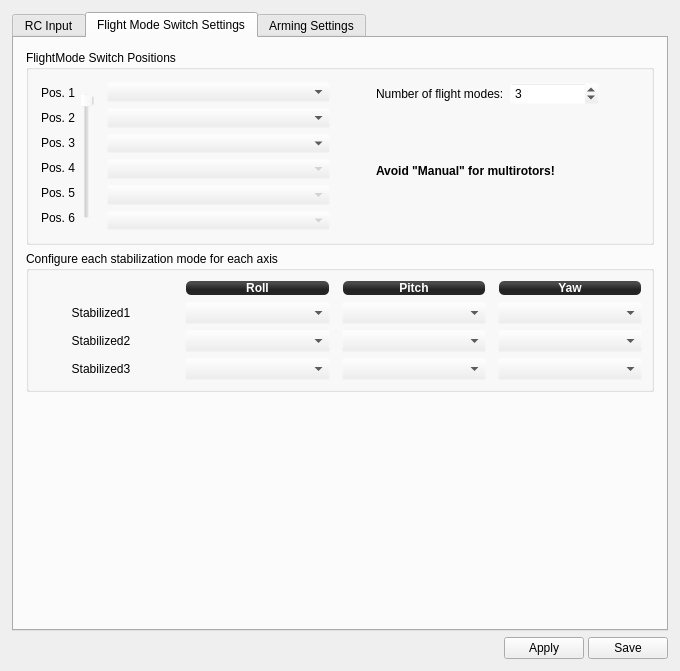
Before: the Qt Designer form ground/openpilotgcs/src/plugins/config/input.ui in openpilot/OpenPilot, drawn with Qt 5.
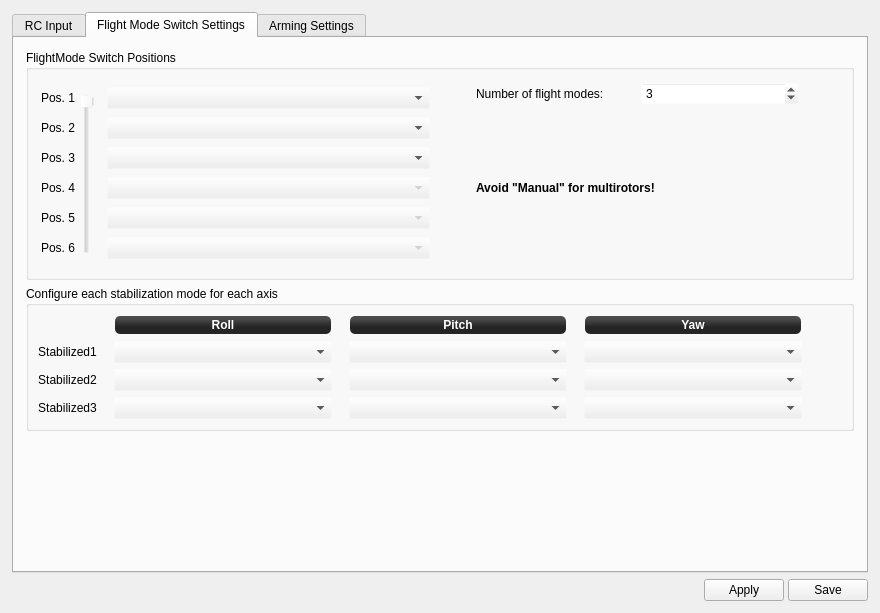
After: the same form once the commit is applied. The open tabs and pages were chosen to show the change. Icons and pictures are not drawn.

Commit message: omg I think I fixed the mac spacing, just checking on windows build now

The edit to the form file:
```diff
--- a/ground/openpilotgcs/src/plugins/config/input.ui
+++ b/ground/openpilotgcs/src/plugins/config/input.ui
@@ -6,8 +6,8 @@
    <rect>
     <x>0</x>
     <y>0</y>
-    <width>680</width>
-    <height>671</height>
+    <width>880</width>
+    <height>613</height>
    </rect>
   </property>
   <property name="windowTitle">
@@ -508,26 +508,297 @@
            <rect>
             <x>0</x>
             <y>0</y>
-            <width>650</width>
-            <height>571</height>
+            <width>852</width>
+            <height>521</height>
            </rect>
           </property>
-          <layout class="QGridLayout" name="gridLayout_7">
+          <layout class="QGridLayout" name="gridLayout_7" rowstretch="1,0,0">
            <property name="margin">
             <number>12</number>
            </property>
+           <item row="1" column="0">
+            <widget class="QGroupBox" name="groupBox">
+             <property name="styleSheet">
+              <string notr="true"/>
+             </property>
+             <property name="title">
+              <string>Configure each stabilization mode for each axis</string>
+             </property>
+             <layout class="QGridLayout" name="gridLayout_2" columnstretch="0,0,1,0,1,0,1,0">
+              <property name="horizontalSpacing">
+               <number>12</number>
+              </property>
+              <property name="leftMargin">
+               <number>9</number>
+              </property>
+              <item row="2" column="1">
+               <spacer name="horizontalSpacer_11">
+                <property name="orientation">
+                 <enum>Qt::Horizontal</enum>
+                </property>
+                <property name="sizeType">
+                 <enum>QSizePolicy::Minimum</enum>
+                </property>
+                <property name="sizeHint" stdset="0">
+                 <size>
+                  <width>5</width>
+                  <height>20</height>
+                 </size>
+                </property>
+               </spacer>
+              </item>
+              <item row="3" column="2">
+               <widget class="QComboBox" name="fmsSsPos3Roll">
+                <property name="focusPolicy">
+                 <enum>Qt::StrongFocus</enum>
+                </property>
+               </widget>
+              </item>
+              <item row="0" column="6">
+               <widget class="QLabel" name="label_10">
+                <property name="minimumSize">
+                 <size>
+                  <width>0</width>
+                  <height>20</height>
+                 </size>
+                </property>
+                <property name="maximumSize">
+                 <size>
+                  <width>16777215</width>
+                  <height>20</height>
+                 </size>
+                </property>
+                <property name="styleSheet">
+                 <string notr="true">background-color: qlineargradient(spread:reflect, x1:0.507, y1:0, x2:0.507, y2:0.772, stop:0.208955 rgba(74, 74, 74, 255), stop:0.78607 rgba(36, 36, 36, 255));
+color: rgb(255, 255, 255);
+border-radius: 5;
+font: bold 12px;
+margin:1px;</string>
+                </property>
+                <property name="text">
+                 <string>Yaw</string>
+                </property>
+                <property name="alignment">
+                 <set>Qt::AlignCenter</set>
+                </property>
+               </widget>
+              </item>
+              <item row="2" column="3">
+               <spacer name="horizontalSpacer_12">
+                <property name="orientation">
+                 <enum>Qt::Horizontal</enum>
+                </property>
+                <property name="sizeHint" stdset="0">
+                 <size>
+                  <width>5</width>
+                  <height>20</height>
+                 </size>
+                </property>
+               </spacer>
+              </item>
+              <item row="1" column="0">
+               <widget class="QLabel" name="label_14">
+                <property name="text">
+                 <string>Stabilized1</string>
+                </property>
+                <property name="alignment">
+                 <set>Qt::AlignCenter</set>
+                </property>
+               </widget>
+              </item>
+              <item row="2" column="5">
+               <spacer name="horizontalSpacer_13">
+                <property name="orientation">
+                 <enum>Qt::Horizontal</enum>
+                </property>
+                <property name="sizeHint" stdset="0">
+                 <size>
+                  <width>5</width>
+                  <height>20</height>
+                 </size>
+                </property>
+               </spacer>
+              </item>
+              <item row="3" column="6">
+               <widget class="QComboBox" name="fmsSsPos3Yaw">
+                <property name="focusPolicy">
+                 <enum>Qt::StrongFocus</enum>
+                </property>
+               </widget>
+              </item>
+              <item row="2" column="0">
+               <widget class="QLabel" name="label_21">
+                <property name="text">
+                 <string>Stabilized2</string>
+                </property>
+                <property name="alignment">
+                 <set>Qt::AlignCenter</set>
+                </property>
+               </widget>
+              </item>
+              <item row="3" column="4">
+               <widget class="QComboBox" name="fmsSsPos3Pitch">
+                <property name="focusPolicy">
+                 <enum>Qt::StrongFocus</enum>
+                </property>
+               </widget>
+              </item>
+              <item row="2" column="6">
+               <widget class="QComboBox" name="fmsSsPos2Yaw">
+                <property name="focusPolicy">
+                 <enum>Qt::StrongFocus</enum>
+                </property>
+               </widget>
+              </item>
+              <item row="0" column="4">
+               <widget class="QLabel" name="label_9">
+                <property name="minimumSize">
+                 <size>
+                  <width>0</width>
+                  <height>20</height>
+                 </size>
+                </property>
+                <property name="maximumSize">
+                 <size>
+                  <width>16777215</width>
+                  <height>20</height>
+                 </size>
+                </property>
+                <property name="styleSheet">
+                 <string notr="true">background-color: qlineargradient(spread:reflect, x1:0.507, y1:0, x2:0.507, y2:0.772, stop:0.208955 rgba(74, 74, 74, 255), stop:0.78607 rgba(36, 36, 36, 255));
+color: rgb(255, 255, 255);
+border-radius: 5;
+font: bold 12px;
+margin:1px;</string>
+                </property>
+                <property name="text">
+                 <string>Pitch</string>
+                </property>
+                <property name="alignment">
+                 <set>Qt::AlignCenter</set>
+                </property>
+               </widget>
+              </item>
+              <item row="0" column="2">
+               <widget class="QLabel" name="label_8">
+                <property name="minimumSize">
+                 <size>
+                  <width>0</width>
+                  <height>20</height>
+                 </size>
+                </property>
+                <property name="maximumSize">
+                 <size>
+                  <width>16777215</width>
+                  <height>20</height>
+                 </size>
+                </property>
+                <property name="styleSheet">
+                 <string notr="true">background-color: qlineargradient(spread:reflect, x1:0.507, y1:0, x2:0.507, y2:0.772, stop:0.208955 rgba(74, 74, 74, 255), stop:0.78607 rgba(36, 36, 36, 255));
+color: rgb(255, 255, 255);
+border-radius: 5;
+font: bold 12px;
+margin:1px;</string>
+                </property>
+                <property name="text">
+                 <string>Roll</string>
+                </property>
+                <property name="alignment">
+                 <set>Qt::AlignCenter</set>
+                </property>
+               </widget>
+              </item>
+              <item row="2" column="4">
+               <widget class="QComboBox" name="fmsSsPos2Pitch">
+                <property name="focusPolicy">
+                 <enum>Qt::StrongFocus</enum>
+                </property>
+               </widget>
+              </item>
+              <item row="1" column="6">
+               <widget class="QComboBox" name="fmsSsPos1Yaw">
+                <property name="minimumSize">
+                 <size>
+                  <width>102</width>
+                  <height>0</height>
+                 </size>
+                </property>
+                <property name="focusPolicy">
+                 <enum>Qt::StrongFocus</enum>
+                </property>
+               </widget>
+              </item>
+              <item row="2" column="2">
+               <widget class="QComboBox" name="fmsSsPos2Roll">
+                <property name="focusPolicy">
+                 <enum>Qt::StrongFocus</enum>
+                </property>
+               </widget>
+              </item>
+              <item row="1" column="2">
+               <widget class="QComboBox" name="fmsSsPos1Roll">
+                <property name="minimumSize">
+                 <size>
+                  <width>102</width>
+                  <height>0</height>
+                 </size>
+                </property>
+                <property name="focusPolicy">
+                 <enum>Qt::StrongFocus</enum>
+                </property>
+               </widget>
+              </item>
+              <item row="1" column="4">
+               <widget class="QComboBox" name="fmsSsPos1Pitch">
+                <property name="minimumSize">
+                 <size>
+                  <width>102</width>
+                  <height>0</height>
+                 </size>
+                </property>
+                <property name="focusPolicy">
+                 <enum>Qt::StrongFocus</enum>
+                </property>
+               </widget>
+              </item>
+              <item row="3" column="0">
+               <widget class="QLabel" name="label_22">
+                <property name="text">
+                 <string>Stabilized3</string>
+                </property>
+                <property name="alignment">
+                 <set>Qt::AlignCenter</set>
+                </property>
+               </widget>
+              </item>
+              <item row="2" column="7">
+               <spacer name="horizontalSpacer_14">
+                <property name="orientation">
+                 <enum>Qt::Horizontal</enum>
+                </property>
+                <property name="sizeHint" stdset="0">
+                 <size>
+                  <width>40</width>
+                  <height>20</height>
+                 </size>
+                </property>
+               </spacer>
+              </item>
+             </layout>
+            </widget>
+           </item>
            <item row="0" column="0">
             <widget class="QGroupBox" name="groupBox_2">
              <property name="minimumSize">
               <size>
                <width>0</width>
-               <height>195</height>
+               <height>230</height>
               </size>
              </property>
              <property name="maximumSize">
               <size>
                <width>16777215</width>
-               <height>195</height>
+               <height>230</height>
               </size>
              </property>
              <property name="title">
@@ -699,7 +970,7 @@
                 <property name="maximumSize">
                  <size>
                   <width>16777215</width>
-                  <height>140</height>
+                  <height>160</height>
                  </size>
                 </property>
                 <property name="focusPolicy">
@@ -742,6 +1013,9 @@
               </item>
               <item row="0" column="2" rowspan="3">
                <layout class="QVBoxLayout" name="verticalLayout_10">
+                <property name="spacing">
+                 <number>3</number>
+                </property>
                 <item>
                  <widget class="QComboBox" name="fmsModePos1">
                   <property name="focusPolicy">
@@ -921,194 +1195,17 @@
              <property name="orientation">
               <enum>Qt::Vertical</enum>
              </property>
+             <property name="sizeType">
+              <enum>QSizePolicy::Expanding</enum>
+             </property>
              <property name="sizeHint" stdset="0">
               <size>
                <width>20</width>
-               <height>100</height>
+               <height>20</height>
               </size>
              </property>
             </spacer>
            </item>
-           <item row="1" column="0">
-            <widget class="QGroupBox" name="groupBox">
-             <property name="styleSheet">
-              <string notr="true"/>
-             </property>
-             <property name="title">
-              <string>Configure each stabilization mode for each axis</string>
-             </property>
-             <layout class="QGridLayout" name="gridLayout_2">
-              <property name="leftMargin">
-               <number>0</number>
-              </property>
-              <property name="horizontalSpacing">
-               <number>12</number>
-              </property>
-              <item row="3" column="0">
-               <widget class="QLabel" name="label_22">
-                <property name="text">
-                 <string>Stabilized3</string>
-                </property>
-                <property name="alignment">
-                 <set>Qt::AlignCenter</set>
-                </property>
-               </widget>
-              </item>
-              <item row="0" column="1">
-               <widget class="QLabel" name="label_8">
-                <property name="styleSheet">
-                 <string notr="true">background-color: qlineargradient(spread:reflect, x1:0.507, y1:0, x2:0.507, y2:0.772, stop:0.208955 rgba(74, 74, 74, 255), stop:0.78607 rgba(36, 36, 36, 255));
-color: rgb(255, 255, 255);
-border-radius: 5;
-font: bold 12px;
-margin:1px;</string>
-                </property>
-                <property name="text">
-                 <string>Roll</string>
-                </property>
-                <property name="alignment">
-                 <set>Qt::AlignCenter</set>
-                </property>
-               </widget>
-              </item>
-              <item row="1" column="1">
-               <widget class="QComboBox" name="fmsSsPos1Roll">
-                <property name="minimumSize">
-                 <size>
-                  <width>102</width>
-                  <height>0</height>
-                 </size>
-                </property>
-                <property name="focusPolicy">
-                 <enum>Qt::StrongFocus</enum>
-                </property>
-               </widget>
-              </item>
-              <item row="0" column="2">
-               <widget class="QLabel" name="label_9">
-                <property name="styleSheet">
-                 <string notr="true">background-color: qlineargradient(spread:reflect, x1:0.507, y1:0, x2:0.507, y2:0.772, stop:0.208955 rgba(74, 74, 74, 255), stop:0.78607 rgba(36, 36, 36, 255));
-color: rgb(255, 255, 255);
-border-radius: 5;
-font: bold 12px;
-margin:1px;</string>
-                </property>
-                <property name="text">
-                 <string>Pitch</string>
-                </property>
-                <property name="alignment">
-                 <set>Qt::AlignCenter</set>
-                </property>
-               </widget>
-              </item>
-              <item row="3" column="2">
-               <widget class="QComboBox" name="fmsSsPos3Pitch">
-                <property name="focusPolicy">
-                 <enum>Qt::StrongFocus</enum>
-                </property>
-               </widget>
-              </item>
-              <item row="3" column="3">
-               <widget class="QComboBox" name="fmsSsPos3Yaw">
-                <property name="focusPolicy">
-                 <enum>Qt::StrongFocus</enum>
-                </property>
-               </widget>
-              </item>
-              <item row="2" column="2">
-               <widget class="QComboBox" name="fmsSsPos2Pitch">
-                <property name="focusPolicy">
-                 <enum>Qt::StrongFocus</enum>
-                </property>
-               </widget>
-              </item>
-              <item row="1" column="0">
-               <widget class="QLabel" name="label_14">
-                <property name="text">
-                 <string>Stabilized1</string>
-                </property>
-                <property name="alignment">
-                 <set>Qt::AlignCenter</set>
-                </property>
-               </widget>
-              </item>
-              <item row="0" column="3">
-               <widget class="QLabel" name="label_10">
-                <property name="styleSheet">
-                 <string notr="true">background-color: qlineargradient(spread:reflect, x1:0.507, y1:0, x2:0.507, y2:0.772, stop:0.208955 rgba(74, 74, 74, 255), stop:0.78607 rgba(36, 36, 36, 255));
-color: rgb(255, 255, 255);
-border-radius: 5;
-font: bold 12px;
-margin:1px;</string>
-                </property>
-                <property name="text">
-                 <string>Yaw</string>
-                </property>
-                <property name="alignment">
-                 <set>Qt::AlignCenter</set>
-                </property>
-               </widget>
-              </item>
-              <item row="3" column="1">
-               <widget class="QComboBox" name="fmsSsPos3Roll">
-                <property name="focusPolicy">
-                 <enum>Qt::StrongFocus</enum>
-                </property>
-               </widget>
-              </item>
-              <item row="1" column="3">
-               <widget class="QComboBox" name="fmsSsPos1Yaw">
-                <property name="minimumSize">
-                 <size>
-                  <width>102</width>
-                  <height>0</height>
-                 </size>
-                </property>
-                <property name="focusPolicy">
-                 <enum>Qt::StrongFocus</enum>
-                </property>
-               </widget>
-              </item>
-              <item row="2" column="3">
-               <widget class="QComboBox" name="fmsSsPos2Yaw">
-                <property name="focusPolicy">
-                 <enum>Qt::StrongFocus</enum>
-                </property>
-               </widget>
-              </item>
-              <item row="2" column="1">
-               <widget class="QComboBox" name="fmsSsPos2Roll">
-                <property name="focusPolicy">
-                 <enum>Qt::StrongFocus</enum>
-                </property>
-               </widget>
-              </item>
-              <item row="2" column="0">
-               <widget class="QLabel" name="label_21">
-                <property name="text">
-                 <string>Stabilized2</string>
-                </property>
-                <property name="alignment">
-                 <set>Qt::AlignCenter</set>
-                </property>
-               </widget>
-              </item>
-              <item row="1" column="2">
-               <widget class="QComboBox" name="fmsSsPos1Pitch">
-                <property name="minimumSize">
-                 <size>
-                  <width>102</width>
-                  <height>0</height>
-                 </size>
-                </property>
-                <property name="focusPolicy">
-                 <enum>Qt::StrongFocus</enum>
-                </property>
-               </widget>
-              </item>
-             </layout>
-            </widget>
-           </item>
           </layout>
          </widget>
         </widget>
```
Left out of the diff: 16 changed lines with no effect on the pictures. The commit also changes 2 other files.
